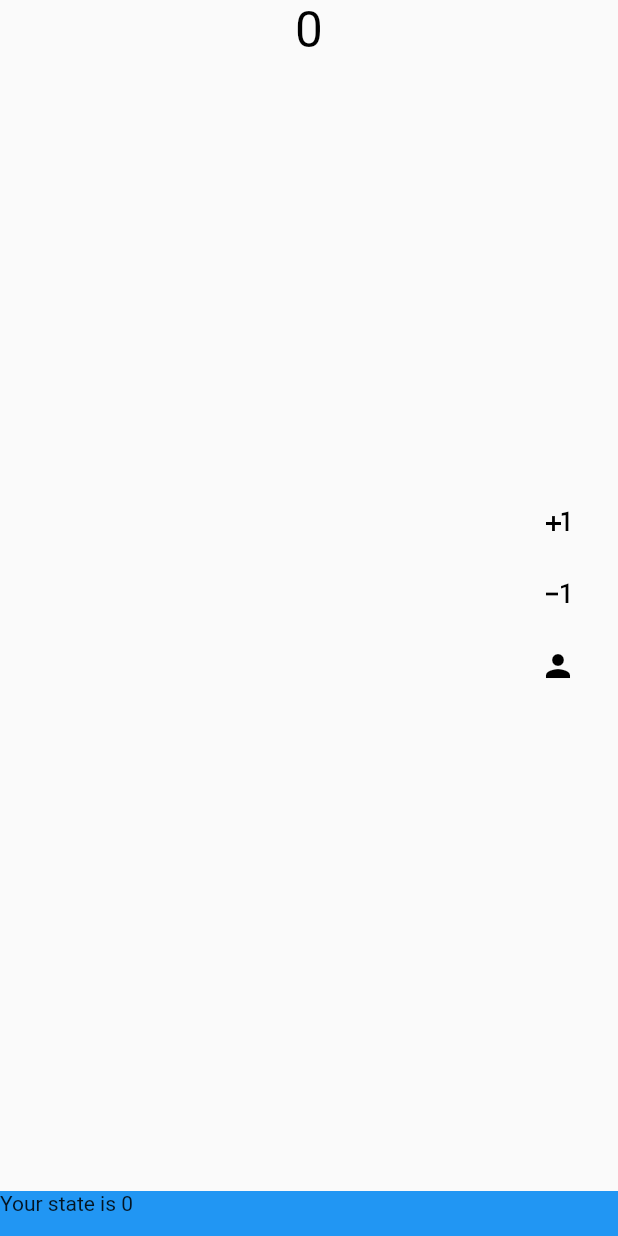
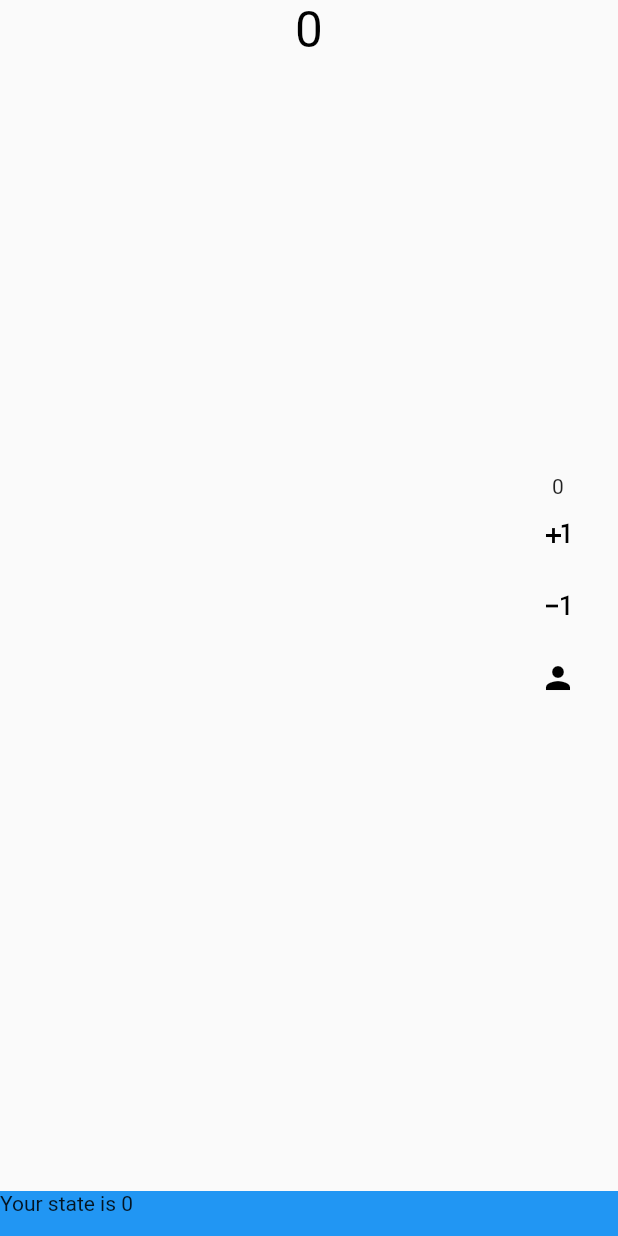
Before and after one commit to MelkonyanGor/Counter_Bloc, a Flutter app: the screen it shows after launch, after a tap on the "plus one" icon, after a tap on the "exposure minus 1" icon, on a phone screen of 412 x 824 dp. Run offline on Flutter 3.47's test engine with Material 2 defaults, Android fonts, the phone set to English and light mode, and no system bars; our stand-ins replace bloc, flutter_bloc.

Commit message:
fifth commit

```diff
--- a/lib/main.dart
+++ b/lib/main.dart
@@ -43,20 +43,27 @@ class MyHomePage extends StatelessWidget {
 
   @override
   Widget build(BuildContext context) {
-    return Builder(builder: (context) {
+    return Builder(
+      builder: (context) {
         return Scaffold(
-        floatingActionButton: BlocListener<CounterBloc, int>(
+          floatingActionButton: BlocConsumer<CounterBloc, int>(
+            listenWhen: (previous, current) => previous > current,
             listener: (context, state) {
-            Scaffold.of(context).showBottomSheet((context) => Container(
+              if (state == 0) {
+                Scaffold.of(context).showBottomSheet(
+                  (context) => Container(
                     color: Colors.blue,
                     height: 30.0,
                     width: double.infinity,
                     child: const Text('Your state is 0'),
-                ));
+                  ),
+                );
+              }
             },
-          child: Column(
+            builder: (context, state) => Column(
               mainAxisAlignment: MainAxisAlignment.center,
               children: [
+                Text(state.toString()),
                 IconButton(
                   onPressed: () {
                     final counterbloc = context.read<CounterBloc>();
@@ -95,7 +102,6 @@ class MyHomePage extends StatelessWidget {
             child: Column(
               children: [
                 BlocBuilder<CounterBloc, int>(
-                // bloc: counterbloc,
                   builder: (context, state) {
                     return Center(
                       child: Text(
@@ -109,7 +115,6 @@ class MyHomePage extends StatelessWidget {
                   },
                 ),
                 BlocBuilder<UserBloc, UserState>(
-                // bloc: userBloc,
                   builder: (context, state) {
                     return Column(
                       children: [
@@ -125,6 +130,7 @@ class MyHomePage extends StatelessWidget {
             ),
           ),
         );
-    });
+      },
+    );
   }
 }
```
Also changed, not shown: pubspec.lock. Lines whose indentation alone changed are shown as unchanged.
